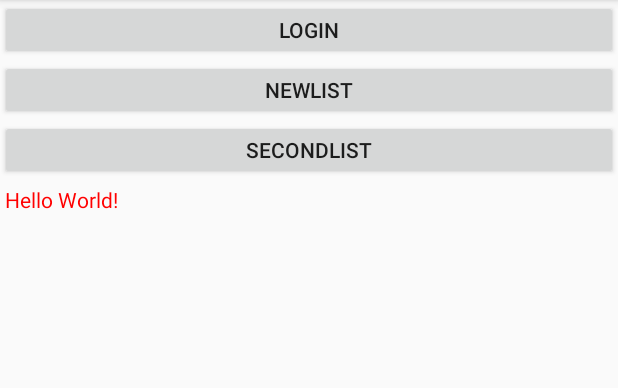
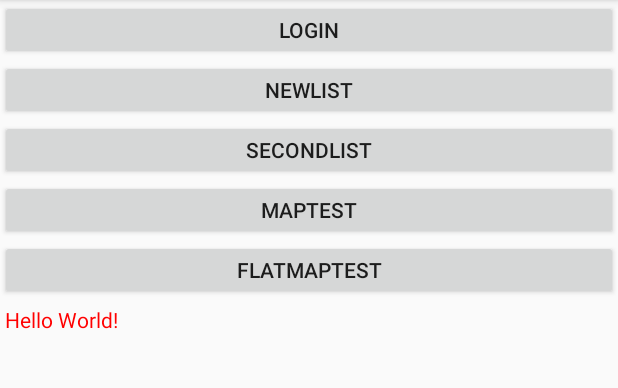
Before and after one commit to zhizhongbiao/RetrofitDemo, an Android app: the screen it shows after launch (MainActivity), on a phone screen of 412 x 824 dp, the part 84-472 px from its top. Run offline under Robolectric (Android 15) with nearby library versions, the phone set to English and light mode, and no system bars; libraries missing offline, so code that uses them is left out: rx.android.schedulers, rx.functions, rx.schedulers.

Commit message:
完善中

```diff
--- a/app/src/main/java/cn/com/tianyudg/retrofitdemo/MainActivity.java
+++ b/app/src/main/java/cn/com/tianyudg/retrofitdemo/MainActivity.java
@@ -6,6 +6,8 @@ import android.view.View;
 import android.widget.TextView;
 
 import java.io.IOException;
+import java.util.ArrayList;
+import java.util.List;
 
 import cn.com.tianyudg.retrofitdemo.bean.LoginBean;
 import cn.com.tianyudg.retrofitdemo.bean.NewListBean;
@@ -19,11 +21,15 @@ import retrofit2.Response;
 import rx.Observable;
 import rx.Subscriber;
 import rx.android.schedulers.AndroidSchedulers;
+import rx.functions.Action0;
+import rx.functions.Action1;
+import rx.functions.Func1;
 import rx.schedulers.Schedulers;
 
 public class MainActivity extends AppCompatActivity {
 
     private TextView textView;
+    private ArrayList<List<String>> outList;
 
 
     @Override
@@ -31,6 +37,15 @@ public class MainActivity extends AppCompatActivity {
         super.onCreate(savedInstanceState);
         setContentView(R.layout.activity_main);
         textView = (TextView) findViewById(R.id.tvText);
+        outList = new ArrayList<>();
+
+        for (int i = 0; i < 5; i++) {
+            ArrayList<String> inList = new ArrayList<>();
+            for (int j = 0; j < 10; j++) {
+                inList.add("inList - " + j);
+            }
+            outList.add(inList);
+        }
 
     }
 
@@ -93,17 +108,16 @@ public class MainActivity extends AppCompatActivity {
                             .body();
                     subscriber.onNext(secondHandListBean);
                     subscriber.onCompleted();
-                    LogUtils.e("- - - call - - -thread="+Thread.currentThread().getName());
+                    LogUtils.e("- - - call - - -thread=" + Thread.currentThread().getName());
 
                 } catch (IOException e) {
-
-                    LogUtils.e("- - - call - - -IOException  ="+e.getMessage());
+                    LogUtils.e("- - - call - - -IOException  =" + e.getMessage());
                 }
 
             }
         })
+                .observeOn(AndroidSchedulers.mainThread())
                 .subscribeOn(Schedulers.io())
-                .observeOn(AndroidSchedulers.mainThread())
                 .subscribe(new Subscriber<SecondHandListBean>() {
 
 
@@ -119,9 +133,80 @@ public class MainActivity extends AppCompatActivity {
 
                     @Override
                     public void onNext(SecondHandListBean secondHandListBean) {
-                LogUtils.e("onNext - - -thread="+Thread.currentThread().getName());
+                        LogUtils.e("onNext - - -thread=" + Thread.currentThread().getName());
                         textView.setText(secondHandListBean.msg);
                     }
                 });
     }
+
+    public void mapTestClick(View view) {
+        Observable.just(1, 4, 1, 3)
+                .subscribeOn(AndroidSchedulers.mainThread())
+                .doOnSubscribe(new Action0() {
+                    @Override
+                    public void call() {
+                        LogUtils.e("doOnSubscribe() 和Subscriber.onStart()方法一样运行在流程的前面" +
+                                "，但是doOnSubscribe()执行的线程跟随在其后距离最近的调用的subscribeOn()设置的线程" +
+                                "，如果其后没有调用subscribeOn()设置的线程，则默认执行在 subscribe() 发生的线程");
+
+                        LogUtils.e("doOnSubscribe -thread=" + Thread.currentThread().getName());
                     }
+                })
+                .subscribeOn(Schedulers.newThread())
+                .doOnSubscribe(new Action0() {
+                    @Override
+                    public void call() {
+                        LogUtils.e("doOnSubscribe - - 此处应该默认执行在 subscribe() 发生的线程 - - thread=" + Thread.currentThread().getName());
+
+                    }
+                })
+                .observeOn(Schedulers.io())
+                .map(new Func1<Integer, String>() {
+                    @Override
+                    public String call(Integer integer) {
+                        LogUtils.e("- - - call - - -thread=" + Thread.currentThread().getName());
+                        return integer + "";
+                    }
+                })
+
+                .subscribe(new Subscriber<String>() {
+                    @Override
+                    public void onStart() {
+
+                    }
+
+                    @Override
+                    public void onCompleted() {
+                        LogUtils.e("onCompleted");
+                    }
+
+                    @Override
+                    public void onError(Throwable e) {
+                        LogUtils.e("onError  msg=" + e.getMessage());
+                    }
+
+                    @Override
+                    public void onNext(String s) {
+                        LogUtils.e("onNext - - -thread=" + Thread.currentThread().getName());
+                        LogUtils.e("onNext  s=" + s);
+                    }
+                });
+    }
+
+    public void flatMapTestClick(View view) {
+        Observable.from(outList)
+                .flatMap(new Func1<List<String>, Observable<String>>() {
+                    @Override
+                    public Observable<String> call(List<String> strings) {
+                        return Observable.from(strings);
+                    }
+                })
+                .subscribe(new Action1<String>() {
+                    @Override
+                    public void call(String s) {
+                        LogUtils.e("s = " + s);
+                    }
+                });
+
+    }
+}
--- a/app/src/main/res/layout/activity_main.xml
+++ b/app/src/main/res/layout/activity_main.xml
@@ -32,6 +32,20 @@
             android:layout_height="40dp" />
 
 
+        <Button
+            android:layout_width="match_parent"
+            android:text="mapTest"
+            android:onClick="mapTestClick"
+            android:layout_height="40dp" />
+
+
+        <Button
+            android:layout_width="match_parent"
+            android:text="flatMapTest"
+            android:onClick="flatMapTestClick"
+            android:layout_height="40dp" />
+
+
         <TextView
             android:id="@+id/tvText"
             android:layout_width="wrap_content"
```
Lines whose indentation alone changed are shown as unchanged.
